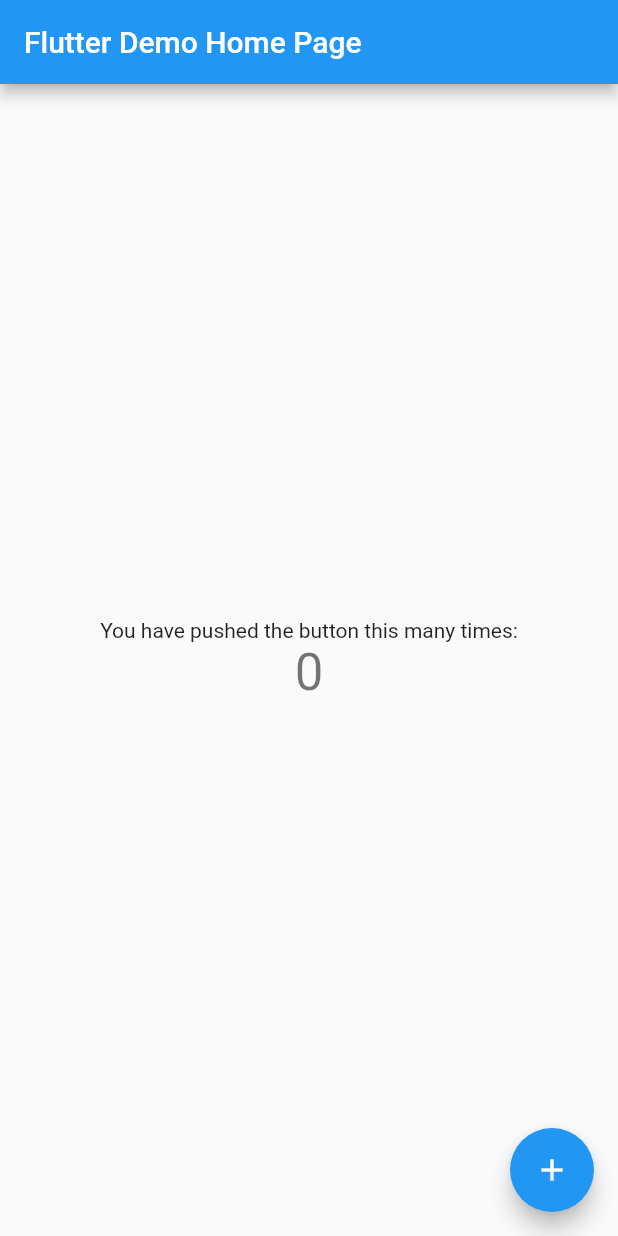
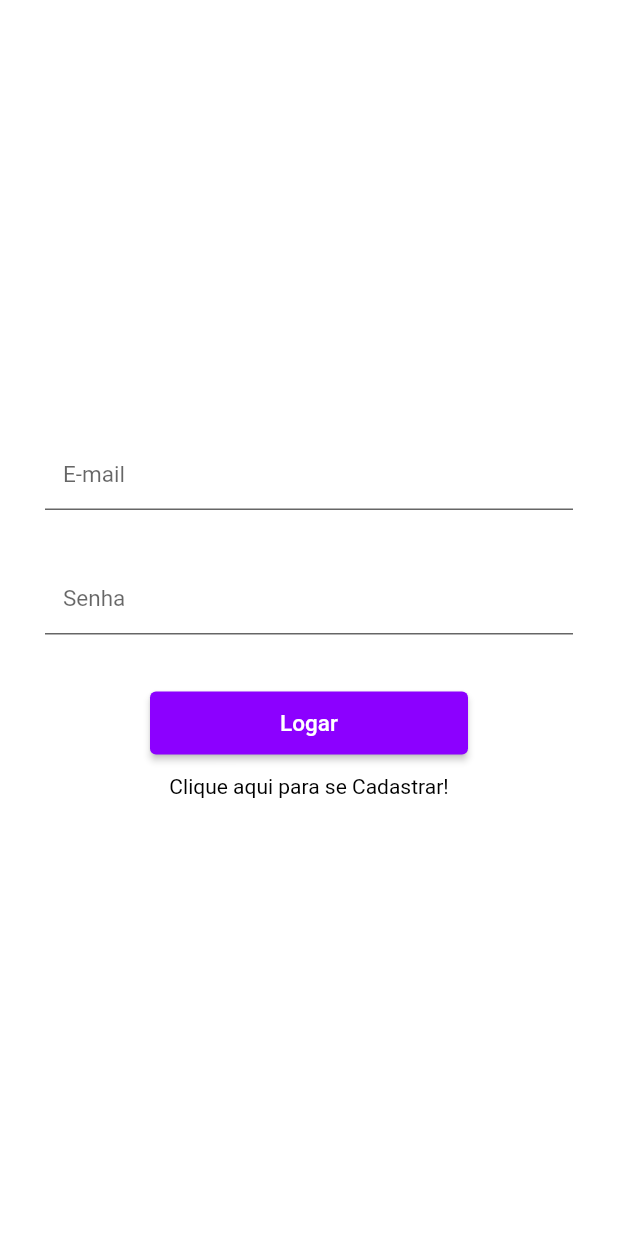
Before and after one commit to JoaoCampos767/pontodaora, a Flutter app: the screen it shows after launch, on a phone screen of 412 x 824 dp. Run offline on Flutter 3.47's test engine with Material 2 defaults, Android fonts, the phone set to English and light mode, and no system bars; our stand-ins replace mask_text_input_formatter.

Commit message:
first commit

```diff
--- a/lib/main.dart
+++ b/lib/main.dart
@@ -1,115 +1,12 @@
+// @dart=2.9
 import 'package:flutter/material.dart';
+import 'package:pontodaora_old/telas/login.dart';
 
 void main() {
-  runApp(const MyApp());
+  runApp(
+    const MaterialApp(
+      debugShowCheckedModeBanner: false,
+      home: Login(),
+    ),
+  );
 }
-
-class MyApp extends StatelessWidget {
-  const MyApp({super.key});
-
-  // This widget is the root of your application.
-  @override
-  Widget build(BuildContext context) {
-    return MaterialApp(
-      title: 'Flutter Demo',
-      theme: ThemeData(
-        // This is the theme of your application.
-        //
-        // Try running your application with "flutter run". You'll see the
-        // application has a blue toolbar. Then, without quitting the app, try
-        // changing the primarySwatch below to Colors.green and then invoke
-        // "hot reload" (press "r" in the console where you ran "flutter run",
-        // or simply save your changes to "hot reload" in a Flutter IDE).
-        // Notice that the counter didn't reset back to zero; the application
-        // is not restarted.
-        primarySwatch: Colors.blue,
-      ),
-      home: const MyHomePage(title: 'Flutter Demo Home Page'),
-    );
-  }
-}
-
-class MyHomePage extends StatefulWidget {
-  const MyHomePage({super.key, required this.title});
-
-  // This widget is the home page of your application. It is stateful, meaning
-  // that it has a State object (defined below) that contains fields that affect
-  // how it looks.
-
-  // This class is the configuration for the state. It holds the values (in this
-  // case the title) provided by the parent (in this case the App widget) and
-  // used by the build method of the State. Fields in a Widget subclass are
-  // always marked "final".
-
-  final String title;
-
-  @override
-  State<MyHomePage> createState() => _MyHomePageState();
-}
-
-class _MyHomePageState extends State<MyHomePage> {
-  int _counter = 0;
-
-  void _incrementCounter() {
-    setState(() {
-      // This call to setState tells the Flutter framework that something has
-      // changed in this State, which causes it to rerun the build method below
-      // so that the display can reflect the updated values. If we changed
-      // _counter without calling setState(), then the build method would not be
-      // called again, and so nothing would appear to happen.
-      _counter++;
-    });
-  }
-
-  @override
-  Widget build(BuildContext context) {
-    // This method is rerun every time setState is called, for instance as done
-    // by the _incrementCounter method above.
-    //
-    // The Flutter framework has been optimized to make rerunning build methods
-    // fast, so that you can just rebuild anything that needs updating rather
-    // than having to individually change instances of widgets.
-    return Scaffold(
-      appBar: AppBar(
-        // Here we take the value from the MyHomePage object that was created by
-        // the App.build method, and use it to set our appbar title.
-        title: Text(widget.title),
-      ),
-      body: Center(
-        // Center is a layout widget. It takes a single child and positions it
-        // in the middle of the parent.
-        child: Column(
-          // Column is also a layout widget. It takes a list of children and
-          // arranges them vertically. By default, it sizes itself to fit its
-          // children horizontally, and tries to be as tall as its parent.
-          //
-          // Invoke "debug painting" (press "p" in the console, choose the
-          // "Toggle Debug Paint" action from the Flutter Inspector in Android
-          // Studio, or the "Toggle Debug Paint" command in Visual Studio Code)
-          // to see the wireframe for each widget.
-          //
-          // Column has various properties to control how it sizes itself and
-          // how it positions its children. Here we use mainAxisAlignment to
-          // center the children vertically; the main axis here is the vertical
-          // axis because Columns are vertical (the cross axis would be
-          // horizontal).
-          mainAxisAlignment: MainAxisAlignment.center,
-          children: <Widget>[
-            const Text(
-              'You have pushed the button this many times:',
-            ),
-            Text(
-              '$_counter',
-              style: Theme.of(context).textTheme.headlineMedium,
-            ),
-          ],
-        ),
-      ),
-      floatingActionButton: FloatingActionButton(
-        onPressed: _incrementCounter,
-        tooltip: 'Increment',
-        child: const Icon(Icons.add),
-      ), // This trailing comma makes auto-formatting nicer for build methods.
-    );
-  }
-}
--- /dev/null
+++ b/lib/telas/login.dart
@@ -0,0 +1,105 @@
+import 'package:flutter/material.dart';
+import 'package:pontodaora_old/telas/cadastro.dart';
+import 'package:pontodaora_old/telas/home.dart';
+
+class Login extends StatefulWidget {
+  const Login({super.key});
+
+  @override
+  State<Login> createState() => _LoginState();
+}
+
+class _LoginState extends State<Login> {
+  final TextEditingController _controllerEmail = TextEditingController();
+  final TextEditingController _controllerSenha = TextEditingController();
+
+  @override
+  Widget build(BuildContext context) {
+    return Scaffold(
+      body: Form(
+        child: Container(
+          decoration: const BoxDecoration(
+            color: Colors.white,
+          ),
+          child: Center(
+            child: SingleChildScrollView(
+              child: Column(
+                crossAxisAlignment: CrossAxisAlignment.stretch,
+                children: [
+                  Padding(
+                    padding:
+                        const EdgeInsets.only(left: 30, right: 30, bottom: 35),
+                    child: TextFormField(
+                      controller: _controllerEmail,
+                      keyboardType: TextInputType.emailAddress,
+                      style: const TextStyle(fontSize: 15),
+                      decoration: const InputDecoration(
+                        hintText: "E-mail",
+                        filled: true,
+                        fillColor: Colors.white,
+                      ),
+                      validator: (value) {},
+                    ),
+                  ),
+                  Padding(
+                    padding:
+                        const EdgeInsets.only(left: 30, right: 30, bottom: 15),
+                    child: TextFormField(
+                      controller: _controllerSenha,
+                      keyboardType: TextInputType.text,
+                      style: const TextStyle(fontSize: 15),
+                      decoration: const InputDecoration(
+                        hintText: "Senha",
+                        filled: true,
+                        fillColor: Colors.white,
+                      ),
+                      validator: (value) {},
+                    ),
+                  ),
+                  Padding(
+                    padding: const EdgeInsets.only(
+                        top: 20, bottom: 10, left: 100, right: 100),
+                    child: ElevatedButton(
+                      onPressed: () {
+                        Navigator.push(
+                          context,
+                          MaterialPageRoute(
+                            builder: (context) => const Home(),
+                          ),
+                        );
+                      },
+                      style: ElevatedButton.styleFrom(
+                        backgroundColor: const Color.fromARGB(255, 140, 0, 255),
+                        padding: const EdgeInsets.fromLTRB(28, 12, 28, 12),
+                      ),
+                      child: const Text(
+                        "Logar",
+                        style: TextStyle(color: Colors.white, fontSize: 15),
+                      ),
+                    ),
+                  ),
+                  Center(
+                    child: GestureDetector(
+                      onTap: () {
+                        Navigator.push(
+                          context,
+                          MaterialPageRoute(
+                            builder: (context) => const Cadastro(),
+                          ),
+                        );
+                      },
+                      child: const Text(
+                        "Clique aqui para se Cadastrar!",
+                        style: TextStyle(color: Colors.black),
+                      ),
+                    ),
+                  ),
+                ],
+              ),
+            ),
+          ),
+        ),
+      ),
+    );
+  }
+}
--- a/pubspec.yaml
+++ b/pubspec.yaml
@@ -35,6 +35,11 @@
   # The following adds the Cupertino Icons font to your application.
   # Use with the CupertinoIcons class for iOS style icons.
   cupertino_icons: ^1.0.2
+  firebase_core: ^2.4.1
+  firebase_auth: ^4.2.5
+  firebase_storage: ^11.0.10
+  cloud_firestore: ^4.3.1
+  mask_text_input_formatter: ^2.4.0
 
 dev_dependencies:
   flutter_test:
```
Also changed, not shown: lib/telas/cadastro.dart (added, +185 -0 lines), lib/telas/home.dart (added, +93 -0 lines), pubspec.lock, 6 other files.
